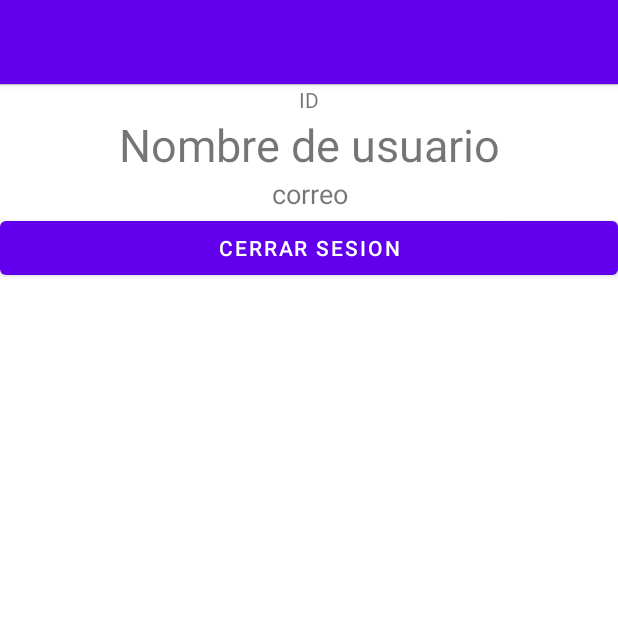
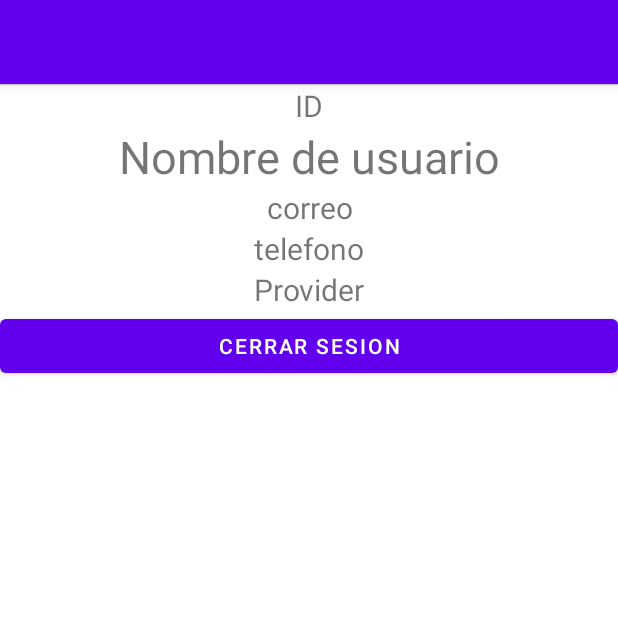
Before and after one commit to App-Moviles-y-dispositivos-telematicos/AMST-TA3, an Android app: the PerfilUsuario screen opened directly, with no data from a screen before it, on a phone screen of 412 x 824 dp, the top half of it. Run offline under Robolectric (Android 15) with nearby library versions, the phone set to English and light mode, and no system bars; our stand-ins replace Firebase (no records; nobody signed in at launch, a user with empty details on screens opened directly), Picasso; 7 statements that could not run were skipped.

Commit message:
Actividad de Investigación
Se agregaron distintos datos a la aplicación.

```diff
--- a/app/src/main/java/Objetos/Tweet.java
+++ b/app/src/main/java/Objetos/Tweet.java
@@ -13,7 +13,7 @@ public class Tweet {
     }
 
     public void publicarTweet(){
-        String fecha_actual = new SimpleDateFormat("dd-MMyyyy", Locale.getDefault()).format(new Date());
+        String fecha_actual = new SimpleDateFormat("dd-MM-yyyy", Locale.getDefault()).format(new Date());
         this.fecha = fecha_actual;
     }
 
--- a/app/src/main/java/com/example/grupo5_ta3_iniciosesionfirebase/MainActivity.java
+++ b/app/src/main/java/com/example/grupo5_ta3_iniciosesionfirebase/MainActivity.java
@@ -91,6 +91,10 @@ public class MainActivity extends AppCompatActivity {
             info_user.put("user_email", user.getEmail());
             info_user.put("user_photo", String.valueOf(user.getPhotoUrl()));
             info_user.put("user_id", user.getUid());
+
+            info_user.put("user_telefono",String.valueOf(user.getPhoneNumber()));
+            info_user.put("user_provider", user.getProviderId());
+
             finish();
             Intent intent = new Intent(this, PerfilUsuario.class);
             intent.putExtra("info_user", info_user);
--- a/app/src/main/java/com/example/grupo5_ta3_iniciosesionfirebase/PerfilUsuario.java
+++ b/app/src/main/java/com/example/grupo5_ta3_iniciosesionfirebase/PerfilUsuario.java
@@ -21,10 +21,11 @@ import java.util.HashMap;
 import java.util.Map;
 
 public class PerfilUsuario extends AppCompatActivity {
-    TextView txt_id, txt_name, txt_email;
+    TextView txt_id, txt_name, txt_email,txt_telefono,txt_provider;
     ImageView imv_photo;
     Button btn_logout;
     DatabaseReference db_reference;
+
     @Override
     protected void onCreate(Bundle savedInstanceState) {
         super.onCreate(savedInstanceState);
@@ -36,10 +37,16 @@ public class PerfilUsuario extends AppCompatActivity {
         txt_name = findViewById(R.id.txt_nombre);
         txt_email = findViewById(R.id.txt_correo);
         imv_photo = findViewById(R.id.imv_foto);
+        txt_telefono = findViewById(R.id.txt_telefono);
+        txt_provider = findViewById(R.id.txt_provider);
+
 
         txt_id.setText(info_user.get("user_id"));
         txt_name.setText(info_user.get("user_name"));
         txt_email.setText(info_user.get("user_email"));
+        txt_telefono.setText(info_user.get("user_telefono"));
+        txt_provider.setText(info_user.get("user_provider"));
+
         String photo = info_user.get("user_photo");
         Picasso.with(getApplicationContext()).load(photo).into(imv_photo);
         iniciarBaseDeDatos();
@@ -75,7 +82,7 @@ public class PerfilUsuario extends AppCompatActivity {
 
     public void escribirTweets(String autor){
         String tweet = "hola mundo firebase 2";
-        String fecha = "31/10/2019";
+        String fecha = "23/11/2020";
         Map<String, String> hola_tweet = new HashMap<String, String>();
         hola_tweet.put("autor", autor);
         hola_tweet.put("fecha", fecha);
--- a/app/src/main/res/layout/activity_perfil_usuario.xml
+++ b/app/src/main/res/layout/activity_perfil_usuario.xml
@@ -11,12 +11,15 @@
         android:layout_width="match_parent"
         android:layout_height="wrap_content"
         tools:srcCompat="@tools:sample/avatars" />
+
     <TextView
         android:id="@+id/txt_userId"
         android:layout_width="match_parent"
         android:layout_height="wrap_content"
         android:gravity="center"
-        android:text="ID" />
+        android:text="ID"
+        android:textSize="20sp" />
+
     <TextView
         android:id="@+id/txt_nombre"
         android:layout_width="match_parent"
@@ -30,7 +33,24 @@
         android:layout_height="wrap_content"
         android:gravity="center"
         android:text="correo"
-        android:textSize="18sp" />
+        android:textSize="20sp" />
+
+    <TextView
+        android:id="@+id/txt_telefono"
+        android:layout_width="match_parent"
+        android:layout_height="wrap_content"
+        android:gravity="center"
+        android:text="telefono"
+        android:textSize="20sp" />
+
+    <TextView
+        android:id="@+id/txt_provider"
+        android:layout_width="match_parent"
+        android:layout_height="wrap_content"
+        android:gravity="center"
+        android:text="Provider"
+        android:textSize="20sp" />
+
     <Button
         android:id="@+id/btn_logout"
         android:layout_width="match_parent"
```
